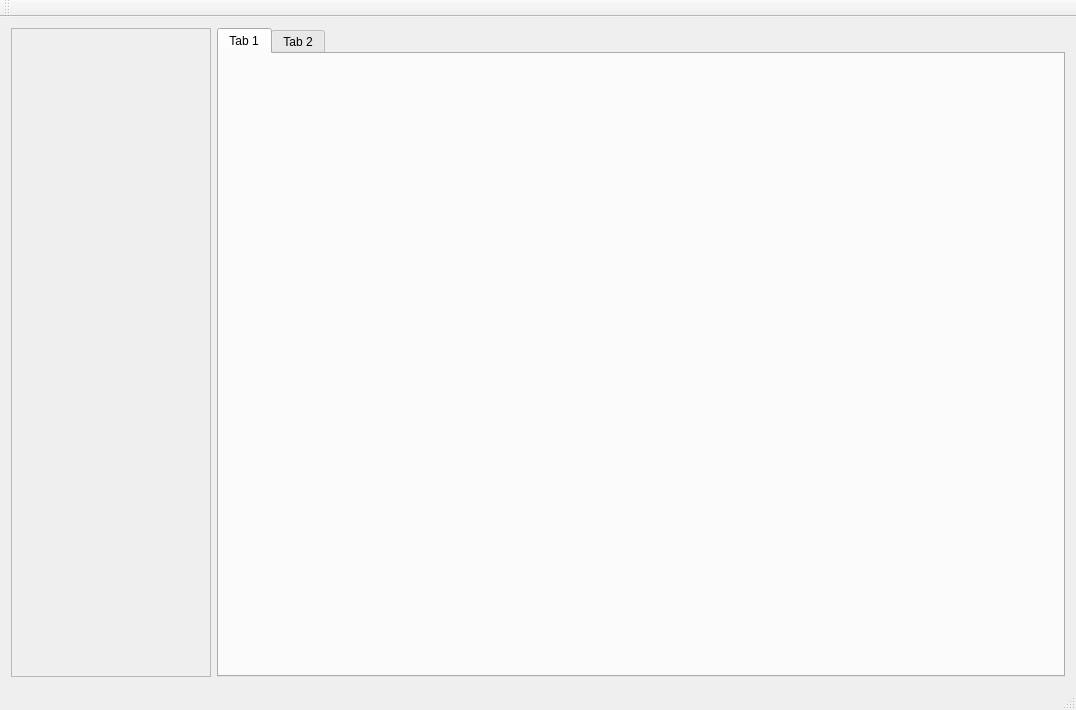
Before: the Qt Designer form AquaControl/mainwindow.ui in tjogler/aqua-control, drawn with Qt 5.
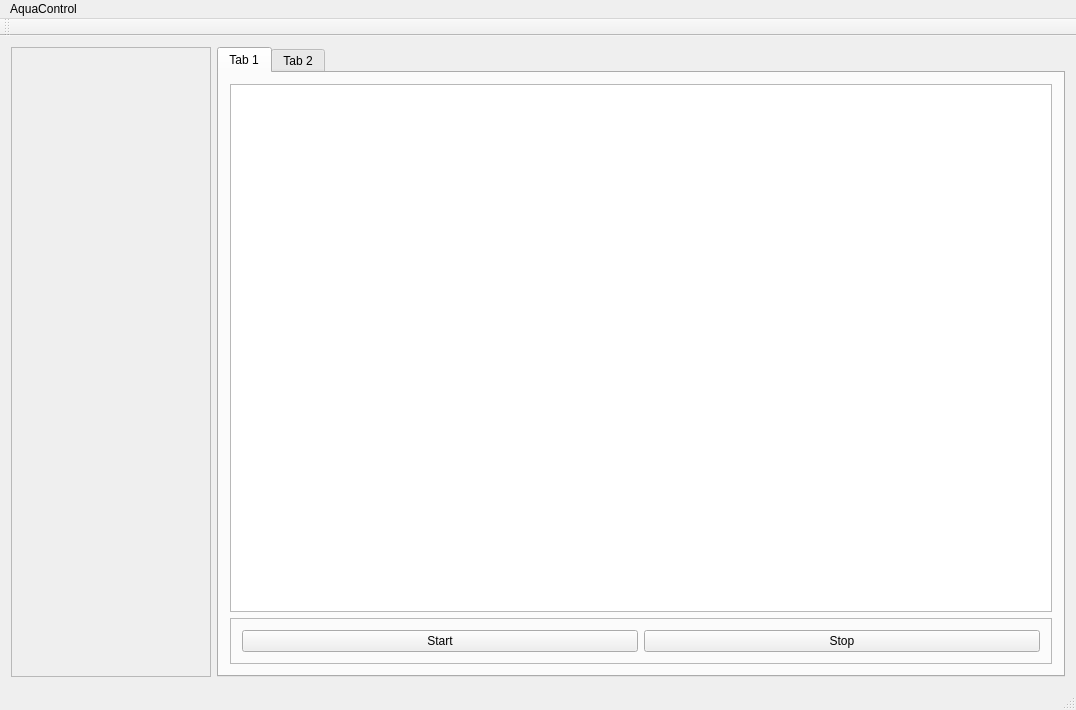
After: the same form once the commit is applied. Custom widgets are drawn as their Qt base class.

Diff of the .ui file:
```diff
--- a/AquaControl/mainwindow.ui
+++ b/AquaControl/mainwindow.ui
@@ -27,6 +27,37 @@
        <attribute name="title">
         <string>Tab 1</string>
        </attribute>
+       <layout class="QGridLayout" name="gridLayout_2">
+        <item row="0" column="0">
+         <widget class="pyqtgraph" name="graphicsView"/>
+        </item>
+        <item row="1" column="0">
+         <widget class="QFrame" name="btnFrame">
+          <property name="frameShape">
+           <enum>QFrame::StyledPanel</enum>
+          </property>
+          <property name="frameShadow">
+           <enum>QFrame::Raised</enum>
+          </property>
+          <layout class="QHBoxLayout" name="horizontalLayout">
+           <item>
+            <widget class="QPushButton" name="startBtn">
+             <property name="text">
+              <string>Start</string>
+             </property>
+            </widget>
+           </item>
+           <item>
+            <widget class="QPushButton" name="stopBtn">
+             <property name="text">
+              <string>Stop</string>
+             </property>
+            </widget>
+           </item>
+          </layout>
+         </widget>
+        </item>
+       </layout>
       </widget>
       <widget class="QWidget" name="tab_2">
        <attribute name="title">
@@ -62,6 +93,12 @@
      <height>21</height>
     </rect>
    </property>
+   <widget class="QMenu" name="menuAquaControl">
+    <property name="title">
+     <string>AquaControl</string>
+    </property>
+   </widget>
+   <addaction name="menuAquaControl"/>
   </widget>
   <widget class="QToolBar" name="mainToolBar">
    <attribute name="toolBarArea">
@@ -74,6 +111,13 @@
   <widget class="QStatusBar" name="statusBar"/>
  </widget>
  <layoutdefault spacing="6" margin="11"/>
+ <customwidgets>
+  <customwidget>
+   <class>pyqtgraph</class>
+   <extends>QGraphicsView</extends>
+   <header location="global">pyqtgraph.h</header>
+  </customwidget>
+ </customwidgets>
  <resources/>
  <connections/>
 </ui>
```
Left out of the diff: 2 changed lines with no effect on the pictures.
